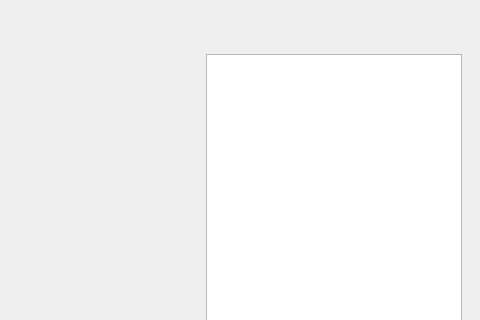
Qt form src/gui/slrtutorwindow.ui (jose-rZM/SyntaxTutor) before a commit; both pictures show x 376 to 856 and y 0 to 320 of the 856 by 718 pixel window.
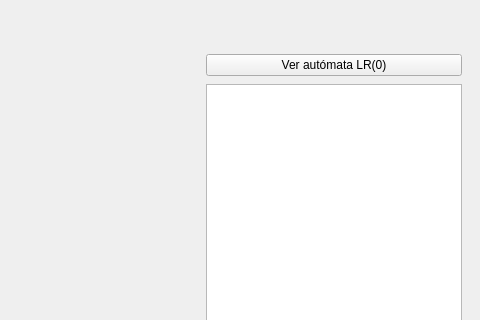
The same form after that commit. Icons and pictures are not drawn. Custom widgets are drawn as their Qt base class.

```diff
--- a/src/gui/slrtutorwindow.ui
+++ b/src/gui/slrtutorwindow.ui
@@ -176,11 +176,34 @@
         </widget>
        </item>
       <item>
+       <layout class="QVBoxLayout" name="rightPanelLayout">
+        <property name="spacing">
+         <number>8</number>
+        </property>
+        <item>
+         <widget class="QPushButton" name="automatonButton">
+          <property name="cursor">
+           <cursorShape>PointingHandCursor</cursorShape>
+          </property>
+          <property name="text">
+           <string>Ver autómata LR(0)</string>
+          </property>
+         </widget>
+        </item>
+        <item>
        <widget class="QTextEdit" name="textEdit">
+          <property name="sizePolicy">
+           <sizepolicy hsizetype="Expanding" vsizetype="Expanding">
+            <horstretch>2</horstretch>
+            <verstretch>0</verstretch>
+           </sizepolicy>
+          </property>
         <property name="readOnly">
          <bool>true</bool>
         </property>
        </widget>
+        </item>
+       </layout>
       </item>
      </layout>
    </item>
```
Lines whose indentation alone changed are shown as unchanged.
